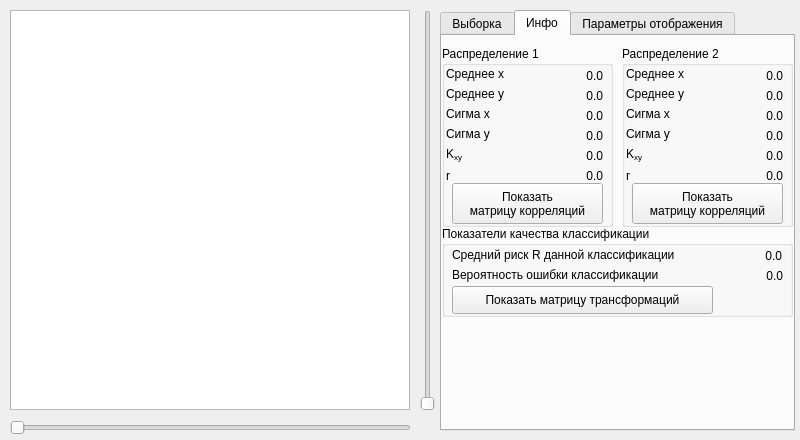
First picture: the form in mainwindow.ui, repository lifchicker/pattern-recognition-lab-5, before the edit.
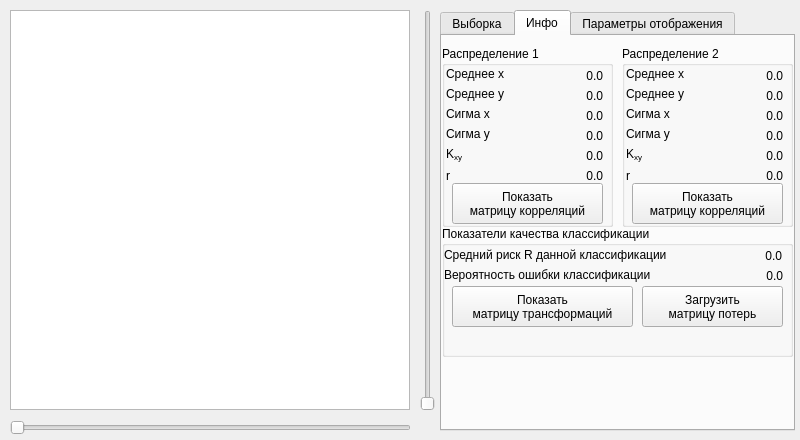
Second picture: the form after the edit. The open tabs and pages were chosen to show the change.

```diff
--- a/mainwindow.ui
+++ b/mainwindow.ui
@@ -949,7 +949,7 @@
         <x>0</x>
         <y>190</y>
         <width>351</width>
-        <height>91</height>
+        <height>131</height>
        </rect>
       </property>
       <property name="title">
@@ -958,7 +958,7 @@
       <widget class="QLabel" name="label_21">
        <property name="geometry">
         <rect>
-         <x>10</x>
+         <x>2</x>
          <y>20</y>
          <width>271</width>
          <height>18</height>
@@ -987,7 +987,7 @@
       <widget class="QLabel" name="label_23">
        <property name="geometry">
         <rect>
-         <x>10</x>
+         <x>2</x>
          <y>40</y>
          <width>261</width>
          <height>18</height>
@@ -1018,12 +1018,27 @@
         <rect>
          <x>10</x>
          <y>60</y>
-         <width>261</width>
-         <height>28</height>
+         <width>181</width>
+         <height>41</height>
         </rect>
        </property>
        <property name="text">
-        <string>Показать матрицу трансформаций</string>
+        <string>Показать
+матрицу трансформаций</string>
+       </property>
+      </widget>
+      <widget class="QPushButton" name="loadRegretMatrixPushButton">
+       <property name="geometry">
+        <rect>
+         <x>200</x>
+         <y>60</y>
+         <width>141</width>
+         <height>41</height>
+        </rect>
+       </property>
+       <property name="text">
+        <string>Загрузить
+матрицу потерь</string>
        </property>
       </widget>
      </widget>
```
